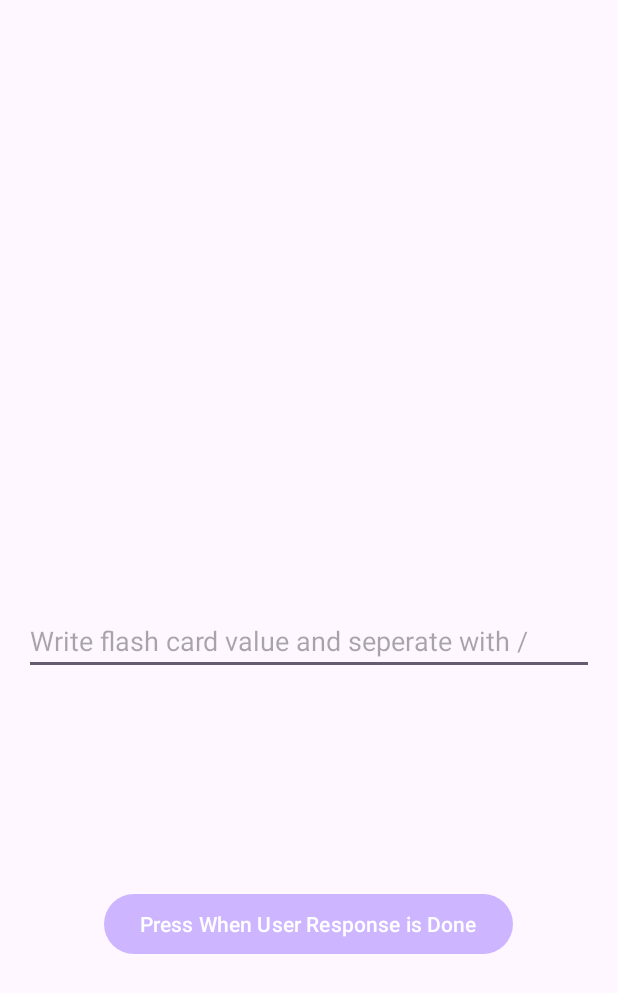
After one commit to Lethalbacon28/ProductivityApp, an Android app: the Flashcard screen opened directly, with no data from a screen before it, on a phone screen of 412 x 824 dp. The commit adds this screen. Shown: the top 993 px of the screen. Run offline under Robolectric (Android 15) with nearby library versions, the phone set to English and light mode, and no system bars; libraries missing offline, so code that uses them is left out: com.google.ai.client; 3 statements that could not run were skipped.

Commit message:
kinda did flashcards? need to get it work but kind of close with it.

```diff
--- a/app/src/main/AndroidManifest.xml
+++ b/app/src/main/AndroidManifest.xml
@@ -12,6 +12,9 @@
         android:supportsRtl="true"
         android:theme="@style/Theme.ProductivityApp"
         tools:targetApi="31">
+        <activity
+            android:name=".Flashcard"
+            android:exported="false" />
         <activity
             android:name=".QuizActivity"
             android:exported="false" />
--- /dev/null
+++ b/app/src/main/java/com/example/productivityapp/Flashcard.kt
@@ -0,0 +1,63 @@
+package com.example.productivityapp
+
+import androidx.appcompat.app.AppCompatActivity
+import android.os.Bundle
+import android.view.View
+import androidx.core.view.isInvisible
+import androidx.core.view.isVisible
+import com.example.productivityapp.databinding.ActivityFlashcardBinding
+import com.example.productivityapp.databinding.ActivityQuizBinding
+import com.google.ai.client.generativeai.GenerativeModel
+import com.google.ai.client.generativeai.type.GenerateContentResponse
+import kotlinx.coroutines.MainScope
+import kotlinx.coroutines.launch
+
+class Flashcard : AppCompatActivity() {
+    private lateinit var binding: ActivityFlashcardBinding
+    private lateinit var response: GenerateContentResponse
+    private lateinit var list: String
+    private lateinit var userResponse: String
+    private lateinit var quizValue: List<String>
+    private var quizIteration: Int = 0
+    override fun onCreate(savedInstanceState: Bundle?) {
+        super.onCreate(savedInstanceState)
+        binding = ActivityFlashcardBinding.inflate(layoutInflater)
+        setContentView(binding.root)
+        binding.buttonFlashcardFlashcard.isVisible = false
+        val generativeModel = GenerativeModel(
+            modelName = "gemini-1.5-pro-latest",
+            apiKey = Constants.API_KEY
+        )
+        binding.buttonFlashcardSubmit.setOnClickListener{
+            userResponse = binding.editTextFlashcardUserResponse.text.toString()
+            binding.buttonFlashcardSubmit.isVisible = false
+            binding.editTextFlashcardUserResponse.isVisible = false
+            quizValue = userResponse.split("/")
+            println(quizValue)
+            binding.buttonFlashcardFlashcard.isVisible = true
+        }
+
+
+        val prompt = ""
+        MainScope().launch {
+            response = generativeModel.generateContent(prompt)
+            list = response.text.toString()
+
+        }
+            binding.buttonFlashcardFlashcard.setOnClickListener {
+                if (quizIteration % 2 == 0)
+                {
+                    quizIteration ++
+                    binding.buttonFlashcardFlashcard.text = list[quizIteration].toString()
+                }
+                else{
+                    quizIteration --
+                    binding.buttonFlashcardFlashcard.text = list[quizIteration].toString()
+                }
+
+
+            }
+
+
+    }
+}
--- a/app/src/main/java/com/example/productivityapp/MainActivity.kt
+++ b/app/src/main/java/com/example/productivityapp/MainActivity.kt
@@ -30,10 +30,10 @@ class MainActivity : AppCompatActivity() {
             this.startActivity(intent)
         }
     // we haven't done any of this yet lmao
-//        binding.buttonMainChronometer.setOnClickListener{
-//            val intent = Intent(this, ::class.java)
-//            this.startActivity(intent)
-//        }
+        binding.buttonMainChronometer.setOnClickListener{
+            val intent = Intent(this, Flashcard::class.java)
+            this.startActivity(intent)
+        }
         binding.buttonMainActivityGradeCalc.setOnClickListener{
             val intent = Intent(this, GradeCalculator::class.java)
             this.startActivity(intent)
--- /dev/null
+++ b/app/src/main/res/layout/activity_flashcard.xml
@@ -0,0 +1,44 @@
+<?xml version="1.0" encoding="utf-8"?>
+<androidx.constraintlayout.widget.ConstraintLayout xmlns:android="http://schemas.android.com/apk/res/android"
+    xmlns:app="http://schemas.android.com/apk/res-auto"
+    xmlns:tools="http://schemas.android.com/tools"
+    android:layout_width="match_parent"
+    android:layout_height="match_parent"
+    tools:context=".Flashcard">
+
+    <Button
+        android:id="@+id/button_flashcard_flashcard"
+        android:layout_width="395dp"
+        android:layout_height="332dp"
+        android:backgroundTint="@color/quizletColor"
+        android:text="Button"
+        app:layout_constraintBottom_toBottomOf="parent"
+        app:layout_constraintEnd_toEndOf="parent"
+        app:layout_constraintStart_toStartOf="parent"
+        app:layout_constraintTop_toTopOf="parent" />
+
+    <EditText
+        android:id="@+id/editText_flashcard_userResponse"
+        android:layout_width="match_parent"
+        android:layout_height="wrap_content"
+        android:layout_margin="16dp"
+        android:hint="Write flash card value and seperate with /"
+        android:inputType="text"
+        app:layout_constraintBottom_toTopOf="@+id/button_flashcard_submit"
+        app:layout_constraintEnd_toEndOf="parent"
+        app:layout_constraintStart_toStartOf="parent"
+        app:layout_constraintTop_toTopOf="parent"
+        app:layout_constraintVertical_bias="0.755" />
+
+    <Button
+        android:id="@+id/button_flashcard_submit"
+        android:layout_width="wrap_content"
+        android:layout_height="wrap_content"
+        android:layout_marginBottom="184dp"
+        android:text="Press When User Response is Done"
+        app:layout_constraintBottom_toBottomOf="parent"
+        app:layout_constraintEnd_toEndOf="parent"
+        app:layout_constraintHorizontal_bias="0.496"
+        app:layout_constraintStart_toStartOf="parent" />
+
+</androidx.constraintlayout.widget.ConstraintLayout>
--- a/app/src/main/res/values/colors.xml
+++ b/app/src/main/res/values/colors.xml
@@ -6,4 +6,5 @@
     <color name="primaryBackground">#fcdbe6</color>
     <color name="primaryText">#55494c</color>
     <color name="hintText">#aa9398</color>
+    <color name="quizletColor">#485cb4</color>
 </resources>
```
